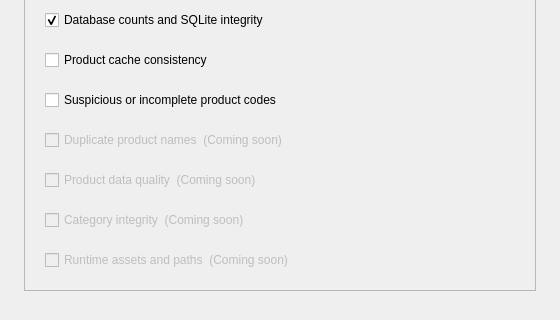
Selvam-T/POS, file Project/ui/diagnostics_menu.ui: the form before one commit; both pictures show x 0 to 560 and y 131 to 451 of the 560 by 600 pixel window.
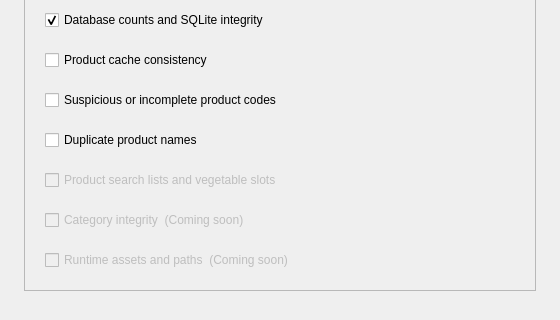
The form after the commit.

Commit message: feat(diagnostics): add product name and UI data checks

```diff
--- a/Project/ui/diagnostics_menu.ui
+++ b/Project/ui/diagnostics_menu.ui
@@ -182,11 +182,8 @@
       </item>
       <item>
        <widget class="QCheckBox" name="duplicateNamesCheckBox">
-        <property name="enabled">
-         <bool>false</bool>
-        </property>
         <property name="text">
-         <string>Duplicate product names  (Coming soon)</string>
+         <string>Duplicate product names</string>
         </property>
        </widget>
       </item>
@@ -196,7 +193,7 @@
          <bool>false</bool>
         </property>
         <property name="text">
-         <string>Product data quality  (Coming soon)</string>
+         <string>Product search lists and vegetable slots</string>
         </property>
        </widget>
       </item>
```
Left out of the diff: 2 changed lines with no effect on the pictures. The commit also changes 16 other files.
